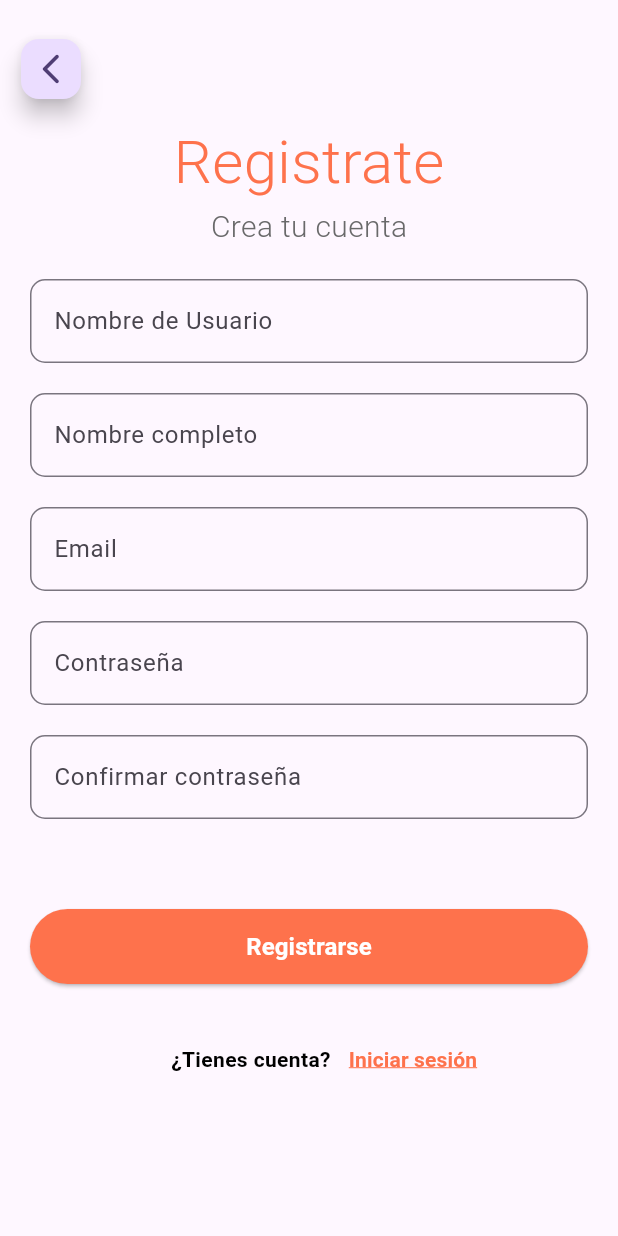
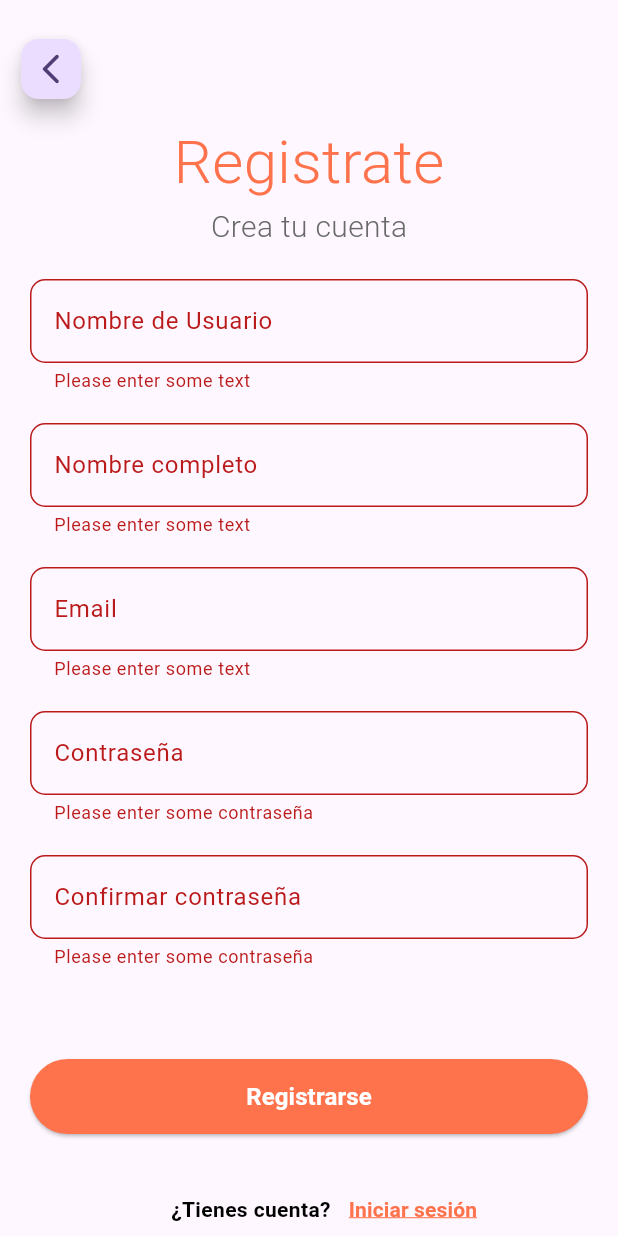
Before and after one commit to FranRL03/RentWheels, a Flutter app: the RegisterScreen screen opened directly, after a tap on "Registrarse", on a phone screen of 412 x 824 dp. Run offline on Flutter 3.47's test engine with Material 3 defaults, Android fonts, the phone set to English and light mode, and no system bars; our stand-ins replace bloc, flutter_bloc; missing offline and left inert: dart:js_util.

Commit message:
register finalizado

```diff
--- /dev/null
+++ b/flutter_food_hub/lib/bloc/register/register_event.dart
@@ -0,0 +1,14 @@
+part of 'register_bloc.dart';
+
+@immutable
+sealed class RegisterEvent {}
+
+class DoRegisterEvent extends RegisterEvent {
+  final String username;
+  final String nombre;
+  final String email;
+  final String password;
+  final String verifyPassword;
+  DoRegisterEvent(this.username, this.nombre, this.email, this.password,
+      this.verifyPassword);
+}
--- /dev/null
+++ b/flutter_food_hub/lib/bloc/register/register_state.dart
@@ -0,0 +1,18 @@
+part of 'register_bloc.dart';
+
+@immutable
+sealed class RegisterState {}
+
+final class RegisterInitial extends RegisterState {}
+
+final class DoRegisterLoading extends RegisterState {}
+
+final class DoRegisterSuccess extends RegisterState {
+  final RegisterResponse userRegister;
+  DoRegisterSuccess(this.userRegister);
+}
+
+final class DoRegisterError extends RegisterState {
+  final String errorMessage;
+  DoRegisterError(this.errorMessage);
+}
--- /dev/null
+++ b/flutter_food_hub/lib/model/dto/register_dto.dart
@@ -0,0 +1,32 @@
+class RegisterDto {
+  String? username;
+  String? nombre;
+  String? email;
+  String? password;
+  String? verifyPassword;
+
+  RegisterDto(
+      {this.username,
+      this.nombre,
+      this.email,
+      this.password,
+      this.verifyPassword});
+
+  RegisterDto.fromJson(Map<String, dynamic> json) {
+    username = json['username'];
+    nombre = json['nombre'];
+    email = json['email'];
+    password = json['password'];
+    verifyPassword = json['verifyPassword'];
+  }
+
+  Map<String, dynamic> toJson() {
+    final Map<String, dynamic> data = new Map<String, dynamic>();
+    data['username'] = this.username;
+    data['nombre'] = this.nombre;
+    data['email'] = this.email;
+    data['password'] = this.password;
+    data['verifyPassword'] = this.verifyPassword;
+    return data;
+  }
+}
--- /dev/null
+++ b/flutter_food_hub/lib/model/response/register_response.dart
@@ -0,0 +1,48 @@
+import 'dart:convert';
+
+class RegisterResponse {
+  String? id;
+  String? username;
+  String? avatar;
+  List<dynamic>? roles;
+  dynamic createdAt;
+
+  RegisterResponse({
+    this.id,
+    this.username,
+    this.avatar,
+    this.roles,
+    this.createdAt,
+  });
+
+  factory RegisterResponse.fromRegisterResponse(Map<String, dynamic> data) {
+    return RegisterResponse(
+      id: data['id'] as String?,
+      username: data['username'] as String?,
+      avatar: data['avatar'] as String?,
+      roles: data['roles'] as List<dynamic>?,
+      createdAt: data['createdAt'] as dynamic,
+    );
+  }
+
+  Map<String, dynamic> toRegisterResponse() => {
+        'id': id,
+        'username': username,
+        'avatar': avatar,
+        'roles': roles,
+        'createdAt': createdAt,
+      };
+
+  /// `dart:convert`
+  ///
+  /// Parses the string and returns the resulting Json object as [RegisterResponse].
+  factory RegisterResponse.fromJson(String data) {
+    return RegisterResponse.fromRegisterResponse(
+        json.decode(data) as Map<String, dynamic>);
+  }
+
+  /// `dart:convert`
+  ///
+  /// Converts [RegisterResponse] to a JSON string.
+  String toJson() => json.encode(toRegisterResponse());
+}
--- a/flutter_food_hub/lib/repositories/auth/auth_repository.dart
+++ b/flutter_food_hub/lib/repositories/auth/auth_repository.dart
@@ -1,6 +1,9 @@
 import 'package:flutter_food_hub/model/dto/login_dto.dart';
+import 'package:flutter_food_hub/model/dto/register_dto.dart';
 import 'package:flutter_food_hub/model/response/login_response.dart';
+import 'package:flutter_food_hub/model/response/register_response.dart';
 
 abstract class AuthRepository {
   Future<LoginResponse> login(LoginDto loginDto);
+  Future<RegisterResponse> register(RegisterDto registerDto);
 }
--- a/flutter_food_hub/lib/screen/login/register_screen.dart
+++ b/flutter_food_hub/lib/screen/login/register_screen.dart
@@ -1,5 +1,12 @@
+import 'dart:js_util';
+
 import 'package:flutter/material.dart';
+import 'package:flutter_bloc/flutter_bloc.dart';
+import 'package:flutter_food_hub/bloc/register/register_bloc.dart';
+import 'package:flutter_food_hub/repositories/auth/auth_repository.dart';
+import 'package:flutter_food_hub/repositories/auth/auth_repository_impl.dart';
 import 'package:flutter_food_hub/screen/login/login_screen.dart';
+import 'package:flutter_food_hub/screen/patatus.dart';
 
 class RegisterScreen extends StatefulWidget {
   const RegisterScreen({super.key});
@@ -9,14 +16,66 @@ class RegisterScreen extends StatefulWidget {
 }
 
 class _RegisterScreenState extends State<RegisterScreen> {
-  final _formLogin = GlobalKey<FormState>();
+  final _formRegister = GlobalKey<FormState>();
   final userTextController = TextEditingController();
+  final fullNameTextController = TextEditingController();
   final passTextController = TextEditingController();
+  final emailTextController = TextEditingController();
+  final verifyPassTextController = TextEditingController();
+
+  late AuthRepository authRepository;
+  late RegisterBloc _registerBloc;
+
+  @override
+  void initState() {
+    authRepository = AuthRepositoryImpl();
+    _registerBloc = RegisterBloc(authRepository);
+    super.initState();
+  }
+
+  @override
+  void dispose() {
+    userTextController.dispose();
+    passTextController.dispose();
+    _registerBloc.close();
+    super.dispose();
+  }
 
   @override
   Widget build(BuildContext context) {
-    return Scaffold(
-      body: SingleChildScrollView(
+    return BlocProvider.value(
+      value: _registerBloc,
+      child: Scaffold(
+        body: BlocConsumer<RegisterBloc, RegisterState>(
+          buildWhen: (context, state) {
+            return state is RegisterInitial ||
+                state is DoRegisterSuccess ||
+                state is DoRegisterError ||
+                state is DoRegisterLoading;
+          },
+          builder: (context, state) {
+            if (state is DoRegisterError) {
+              return const Text('Login error');
+            } else if (state is DoRegisterLoading) {
+              return const Center(child: CircularProgressIndicator());
+            }
+            return Center(child: _buildRegister());
+          },
+          listener: (BuildContext context, RegisterState state) {
+            if (state is DoRegisterSuccess) {
+              Navigator.push(
+                context,
+                MaterialPageRoute(builder: (context) => const MyWidget()),
+              );
+            }
+          },
+        ),
+      ),
+    );
+  }
+
+  _buildRegister() {
+    return SingleChildScrollView(
       child: Column(
         crossAxisAlignment: CrossAxisAlignment.start,
         children: [
@@ -49,7 +108,7 @@ class _RegisterScreenState extends State<RegisterScreen> {
                         fontSize: 20),
                   ),
                   Form(
-                      key: _formLogin,
+                    key: _formRegister,
                     child: Column(
                       mainAxisAlignment: MainAxisAlignment.center,
                       mainAxisSize: MainAxisSize.min,
@@ -90,7 +149,7 @@ class _RegisterScreenState extends State<RegisterScreen> {
                         Padding(
                           padding: const EdgeInsets.only(left: 20, right: 20),
                           child: TextFormField(
-                              controller: userTextController,
+                            controller: fullNameTextController,
                             decoration: InputDecoration(
                                 border: OutlineInputBorder(
                                     borderRadius: BorderRadius.circular(10)),
@@ -119,7 +178,7 @@ class _RegisterScreenState extends State<RegisterScreen> {
                         Padding(
                           padding: const EdgeInsets.only(left: 20, right: 20),
                           child: TextFormField(
-                              controller: userTextController,
+                            controller: emailTextController,
                             decoration: InputDecoration(
                                 border: OutlineInputBorder(
                                     borderRadius: BorderRadius.circular(10)),
@@ -178,7 +237,8 @@ class _RegisterScreenState extends State<RegisterScreen> {
                         Padding(
                           padding: const EdgeInsets.only(left: 20, right: 20),
                           child: TextFormField(
-                              controller: userTextController,
+                            controller: verifyPassTextController,
+                            obscureText: true,
                             decoration: InputDecoration(
                                 border: OutlineInputBorder(
                                     borderRadius: BorderRadius.circular(10)),
@@ -195,7 +255,7 @@ class _RegisterScreenState extends State<RegisterScreen> {
                                     borderRadius: BorderRadius.circular(10))),
                             validator: (value) {
                               if (value == null || value.isEmpty) {
-                                  return 'Please enter some text';
+                                return 'Please enter some contraseña';
                               }
                               return null;
                             },
@@ -210,7 +270,16 @@ class _RegisterScreenState extends State<RegisterScreen> {
                             padding: const EdgeInsets.only(
                                 left: 20, right: 20, top: 40),
                             child: ElevatedButton(
-                                  onPressed: () {},
+                                onPressed: () {
+                                  if (_formRegister.currentState!.validate()) {
+                                    _registerBloc.add(DoRegisterEvent(
+                                        userTextController.text,
+                                        fullNameTextController.text,
+                                        emailTextController.text,
+                                        passTextController.text,
+                                        verifyPassTextController.text));
+                                  }
+                                },
                                 style: ElevatedButton.styleFrom(
                                     backgroundColor:
                                         const Color.fromRGBO(254, 114, 76, 1),
@@ -270,7 +339,6 @@ class _RegisterScreenState extends State<RegisterScreen> {
           )
         ],
       ),
-      ),
     );
   }
 }
```
Also changed, not shown: flutter_food_hub/lib/bloc/register/register_bloc.dart (added, +34 -0 lines), flutter_food_hub/lib/repositories/auth/auth_repository_impl.dart (+16 -0 lines). Lines whose indentation alone changed are shown as unchanged.
